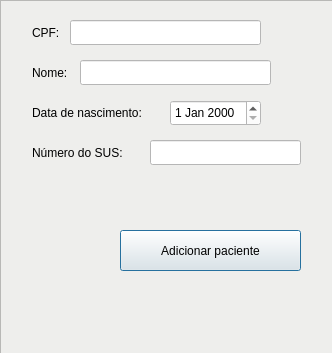
This is cadvac_gui/createpatientwindow.ui in lucasnatali98/CADVAC as Qt 5 draws it before an edit. The edited form follows.
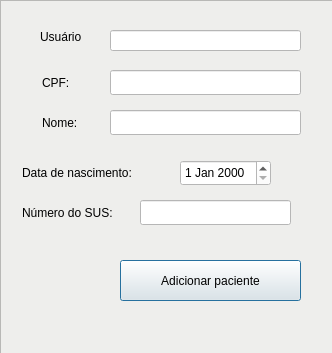
This is the edited form.

Commit message: add and remove users, pattients and helthPost

```diff
--- a/cadvac_gui/createpatientwindow.ui
+++ b/cadvac_gui/createpatientwindow.ui
@@ -35,8 +35,8 @@
     <widget class="QLineEdit" name="cpfTag">
      <property name="geometry">
       <rect>
-       <x>30</x>
-       <y>20</y>
+       <x>40</x>
+       <y>70</y>
        <width>41</width>
        <height>25</height>
       </rect>
@@ -54,8 +54,8 @@
     <widget class="QLineEdit" name="nameTag">
      <property name="geometry">
       <rect>
-       <x>30</x>
-       <y>60</y>
+       <x>40</x>
+       <y>110</y>
        <width>51</width>
        <height>25</height>
       </rect>
@@ -73,8 +73,8 @@
     <widget class="QLineEdit" name="cpf">
      <property name="geometry">
       <rect>
-       <x>70</x>
-       <y>20</y>
+       <x>110</x>
+       <y>70</y>
        <width>191</width>
        <height>25</height>
       </rect>
@@ -86,8 +86,8 @@
     <widget class="QLineEdit" name="name">
      <property name="geometry">
       <rect>
-       <x>80</x>
-       <y>60</y>
+       <x>110</x>
+       <y>110</y>
        <width>191</width>
        <height>25</height>
       </rect>
@@ -99,8 +99,8 @@
     <widget class="QLineEdit" name="bornTag">
      <property name="geometry">
       <rect>
-       <x>30</x>
-       <y>100</y>
+       <x>20</x>
+       <y>160</y>
        <width>141</width>
        <height>25</height>
       </rect>
@@ -119,7 +119,7 @@
      <property name="geometry">
       <rect>
        <x>120</x>
-       <y>230</y>
+       <y>260</y>
        <width>181</width>
        <height>41</height>
       </rect>
@@ -134,8 +134,8 @@
     <widget class="QLineEdit" name="susNumberTag">
      <property name="geometry">
       <rect>
-       <x>30</x>
-       <y>140</y>
+       <x>20</x>
+       <y>200</y>
        <width>121</width>
        <height>25</height>
       </rect>
@@ -153,8 +153,8 @@
     <widget class="QLineEdit" name="susNumber">
      <property name="geometry">
       <rect>
-       <x>150</x>
-       <y>140</y>
+       <x>140</x>
+       <y>200</y>
        <width>151</width>
        <height>25</height>
       </rect>
@@ -166,8 +166,8 @@
     <widget class="QDateEdit" name="dateEdit">
      <property name="geometry">
       <rect>
-       <x>170</x>
-       <y>100</y>
+       <x>180</x>
+       <y>160</y>
        <width>91</width>
        <height>26</height>
       </rect>
@@ -176,6 +176,35 @@
       <string notr="true">background-color: rgb(255, 255, 255);</string>
      </property>
     </widget>
+    <widget class="QLabel" name="label">
+     <property name="geometry">
+      <rect>
+       <x>40</x>
+       <y>30</y>
+       <width>47</width>
+       <height>13</height>
+      </rect>
+     </property>
+     <property name="text">
+      <string>Usuário</string>
+     </property>
+    </widget>
+    <widget class="QLineEdit" name="user">
+     <property name="geometry">
+      <rect>
+       <x>110</x>
+       <y>30</y>
+       <width>191</width>
+       <height>21</height>
+      </rect>
+     </property>
+     <property name="styleSheet">
+      <string notr="true">background-color: rgb(255, 255, 255);</string>
+     </property>
+     <property name="readOnly">
+      <bool>true</bool>
+     </property>
+    </widget>
    </widget>
   </widget>
  </widget>
```
The commit also changes 42 other files.
